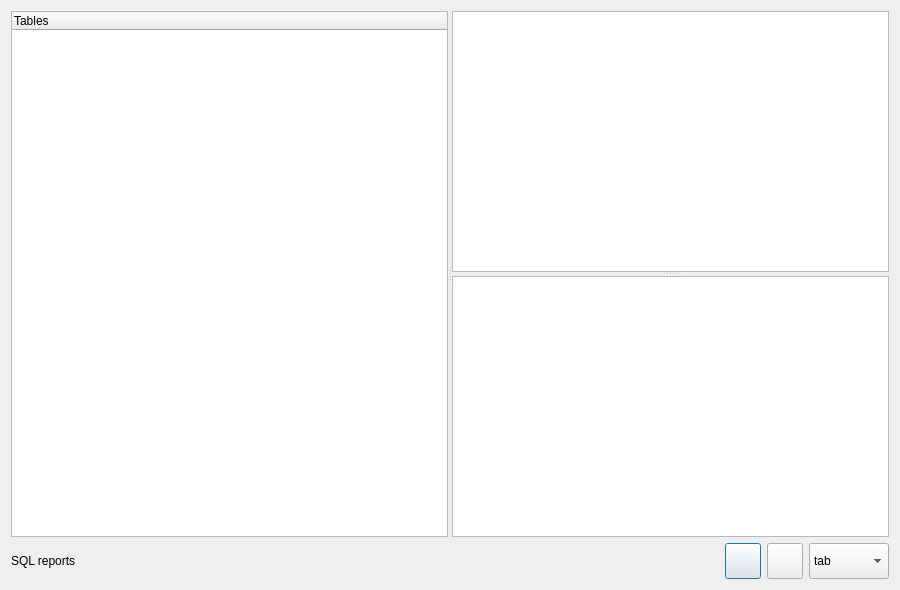
First picture: the form in GUI_UIs/ui_dialog_SQL.ui, repository ccbogel/QualCoder, before the edit.
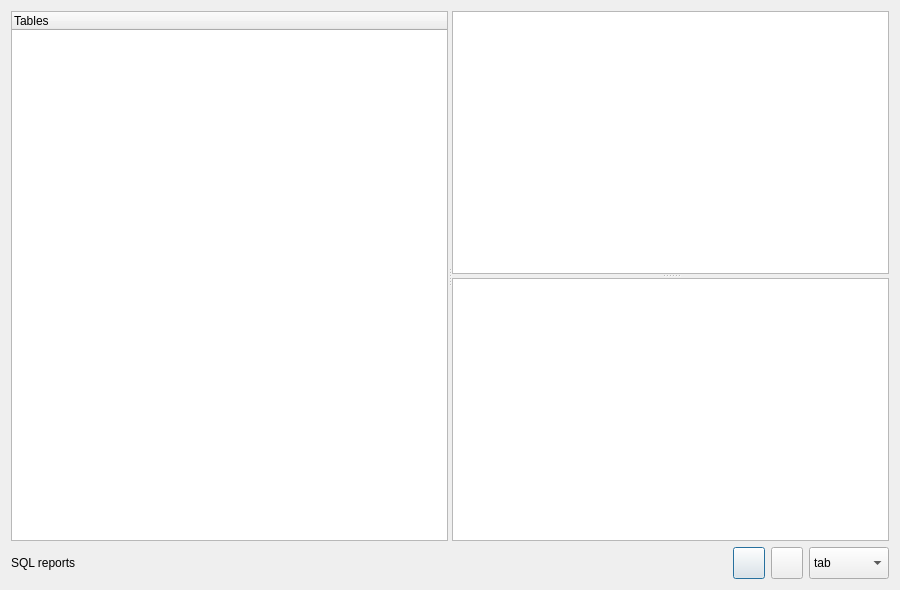
Second picture: the form after the edit.

Diff of the .ui file:
```diff
--- a/GUI_UIs/ui_dialog_SQL.ui
+++ b/GUI_UIs/ui_dialog_SQL.ui
@@ -50,14 +50,14 @@
         <widget class="QPushButton" name="pushButton_runSQL">
          <property name="minimumSize">
           <size>
-           <width>36</width>
-           <height>36</height>
+           <width>32</width>
+           <height>32</height>
           </size>
          </property>
          <property name="maximumSize">
           <size>
-           <width>36</width>
-           <height>36</height>
+           <width>32</width>
+           <height>32</height>
           </size>
          </property>
          <property name="toolTip">
@@ -72,14 +72,14 @@
         <widget class="QPushButton" name="pushButton_export">
          <property name="minimumSize">
           <size>
-           <width>36</width>
-           <height>36</height>
+           <width>32</width>
+           <height>32</height>
           </size>
          </property>
          <property name="maximumSize">
           <size>
-           <width>36</width>
-           <height>36</height>
+           <width>32</width>
+           <height>32</height>
           </size>
          </property>
          <property name="toolTip">
@@ -95,13 +95,13 @@
          <property name="minimumSize">
           <size>
            <width>0</width>
-           <height>36</height>
+           <height>32</height>
           </size>
          </property>
          <property name="maximumSize">
           <size>
            <width>80</width>
-           <height>36</height>
+           <height>32</height>
           </size>
          </property>
          <property name="toolTip">
```
